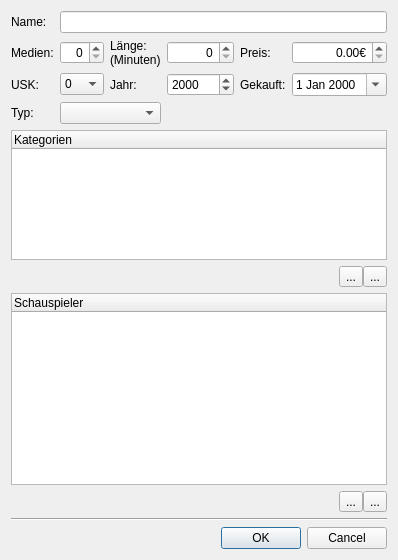
Old version of the form ui/moviewindow.ui in the repository almdudler777/pydvdorganizer.
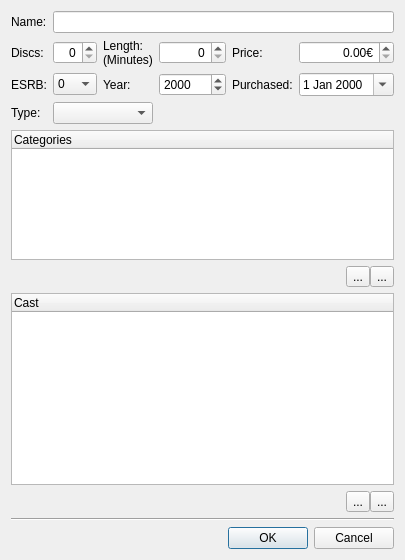
New version of the form. Icons and pictures are not drawn.

Commit message: translate moviewindow

The edit to the form file:
```diff
--- a/ui/moviewindow.ui
+++ b/ui/moviewindow.ui
@@ -54,7 +54,7 @@
      <item row="1" column="0">
       <widget class="QLabel" name="label_2">
        <property name="text">
-        <string>Medien:</string>
+        <string>Discs:</string>
        </property>
       </widget>
      </item>
@@ -97,8 +97,8 @@
      <item row="1" column="2">
       <widget class="QLabel" name="label_3">
        <property name="text">
-        <string>Länge:
-(Minuten)</string>
+        <string>Length:
+(Minutes)</string>
        </property>
        <property name="textFormat">
         <enum>Qt::AutoText</enum>
@@ -108,7 +108,7 @@
      <item row="1" column="4">
       <widget class="QLabel" name="label_4">
        <property name="text">
-        <string>Preis:</string>
+        <string>Price:</string>
        </property>
       </widget>
      </item>
@@ -182,7 +182,7 @@
      <item row="2" column="0">
       <widget class="QLabel" name="label_5">
        <property name="text">
-        <string>USK:</string>
+        <string>ESRB:</string>
        </property>
       </widget>
      </item>
@@ -208,7 +208,7 @@
        </property>
        <column>
         <property name="text">
-         <string>Schauspieler</string>
+         <string>Cast</string>
         </property>
        </column>
       </widget>
@@ -242,7 +242,7 @@
        </property>
        <column>
         <property name="text">
-         <string>Kategorien</string>
+         <string>Categories</string>
         </property>
        </column>
       </widget>
@@ -285,7 +285,7 @@
      <item row="2" column="2">
       <widget class="QLabel" name="label_6">
        <property name="text">
-        <string>Jahr:</string>
+        <string>Year:</string>
        </property>
       </widget>
      </item>
@@ -302,7 +302,7 @@
      <item row="2" column="4">
       <widget class="QLabel" name="label_7">
        <property name="text">
-        <string>Gekauft:</string>
+        <string>Purchased:</string>
        </property>
       </widget>
      </item>
@@ -319,7 +319,7 @@
      <item row="3" column="0">
       <widget class="QLabel" name="label_8">
        <property name="text">
-        <string>Typ:</string>
+        <string>Type:</string>
        </property>
       </widget>
      </item>
```
Left out of the diff: 2 changed lines with no effect on the pictures. The commit also changes 1 other file.
